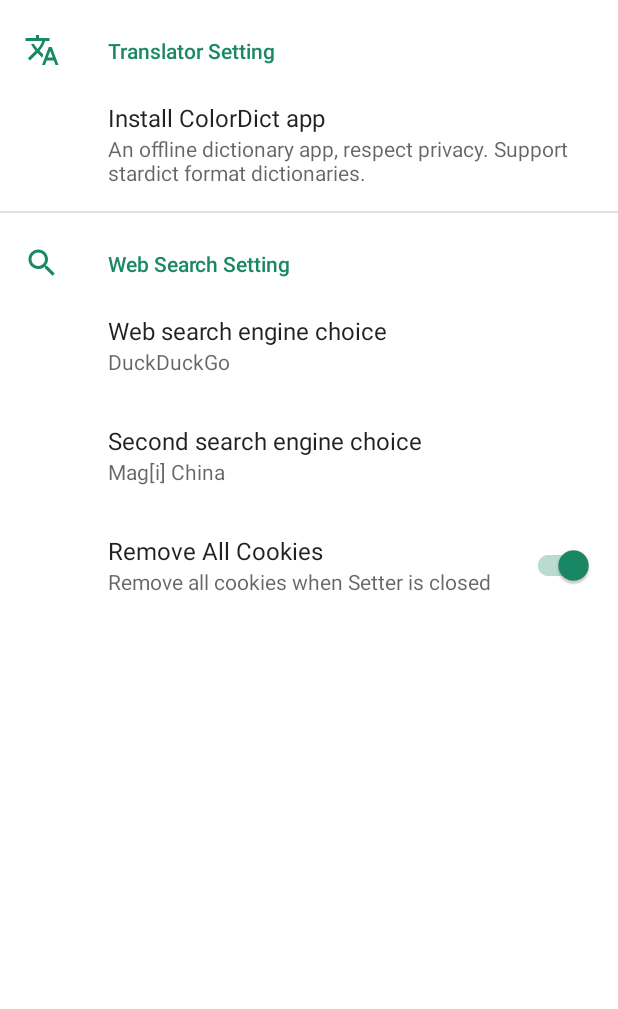
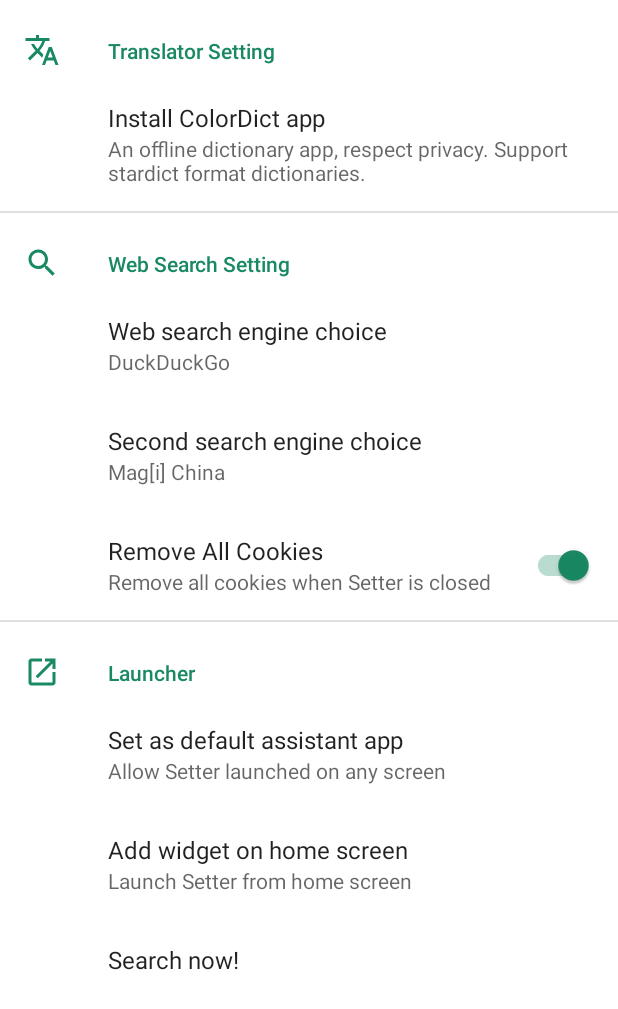
Before and after one commit to scubajeff/Setter, an Android app: the screen it shows after launch (SettingsActivity), on a phone screen of 412 x 824 dp. Shown: the top 1009 px of the screen. Run offline under Robolectric (Android 15) with nearby library versions, the phone set to English and light mode, and no system bars; our stand-ins replace androidx.preference.

Commit message:
add launch guide in setting

```diff
--- a/app/build.gradle
+++ b/app/build.gradle
@@ -12,8 +12,8 @@ android {
         applicationId 'site.leos.setter'
         minSdkVersion 26
         targetSdkVersion 30
-        versionCode 9
-        versionName '0.1.8'
+        versionCode 10
+        versionName '0.1.9'
         testInstrumentationRunner 'androidx.test.runner.AndroidJUnitRunner'
         archivesBaseName = 'Setter-v$versionName'
     }
--- a/app/src/main/java/site/leos/setter/SettingsActivity.kt
+++ b/app/src/main/java/site/leos/setter/SettingsActivity.kt
@@ -1,5 +1,7 @@
 package site.leos.setter
 
+import android.appwidget.AppWidgetManager
+import android.content.ComponentName
 import android.content.Intent
 import android.content.pm.PackageManager
 import android.os.Bundle
@@ -32,6 +34,13 @@ class SettingsActivity : AppCompatActivity() {
             findPreference<Preference>(getString(R.string.install_colordict_key))?.isVisible = !colorDictAvailable
         }
 
+        override fun onPreferenceTreeClick(preference: Preference): Boolean =
+            if (preference.key == getString(R.string.add_widget_key)) {
+                requireContext().getSystemService(AppWidgetManager::class.java).requestPinAppWidget(ComponentName(requireContext(), SearchWidget::class.java), null, null)
+                true
+            }
+            else super.onPreferenceTreeClick(preference)
+
         private fun isColorDictAvailable(): Boolean {
             return requireContext().packageManager.resolveActivity(Intent("colordict.intent.action.SEARCH"), PackageManager.MATCH_DEFAULT_ONLY) != null
         }
--- /dev/null
+++ b/app/src/main/res/drawable/ic_baseline_launch_24.xml
@@ -0,0 +1,9 @@
+<vector xmlns:android="http://schemas.android.com/apk/res/android"
+    android:width="24dp"
+    android:height="24dp"
+    android:viewportWidth="24"
+    android:viewportHeight="24">
+  <path
+      android:fillColor="@color/color_primary"
+      android:pathData="M19,19H5V5h7V3H5c-1.11,0 -2,0.9 -2,2v14c0,1.1 0.89,2 2,2h14c1.1,0 2,-0.9 2,-2v-7h-2v7zM14,3v2h3.59l-9.83,9.83 1.41,1.41L19,6.41V10h2V3h-7z"/>
+</vector>
--- a/app/src/main/res/values/strings.xml
+++ b/app/src/main/res/values/strings.xml
@@ -48,4 +48,10 @@
     <string name="remove_cookie_key" translatable="false">REMOVE_COOKIES</string>
     <string name="remove_cookie_title">Remove All Cookies</string>
     <string name="remove_cookie_summary">Remove all cookies when Setter is closed</string>
+    <string name="set_as_assistant_title">Set as default assistant app</string>
+    <string name="set_as_assistant_summary">Allow Setter launched on any screen</string>
+    <string name="add_widget_key" translatable="false">ADD_WIDGET</string>
+    <string name="add_widget_title">Add widget on home screen</string>
+    <string name="add_widget_summary">Launch Setter from home screen</string>
+    <string name="search_now_title">Search now!</string>
 </resources>
--- a/app/src/main/res/xml/root_preferences.xml
+++ b/app/src/main/res/xml/root_preferences.xml
@@ -72,4 +72,26 @@
 
     </PreferenceCategory>
 
+    <PreferenceCategory
+        app:title="Launcher"
+        android:icon="@drawable/ic_baseline_launch_24">
+
+        <Preference
+            app:title="@string/set_as_assistant_title"
+            app:summary="@string/set_as_assistant_summary">
+            <intent android:action="android.settings.MANAGE_DEFAULT_APPS_SETTINGS"/>
+        </Preference>
+
+        <Preference
+            android:key="@string/add_widget_key"
+            app:title="@string/add_widget_title"
+            app:summary="@string/add_widget_summary" />
+
+        <Preference
+            app:title="@string/search_now_title">
+            <intent android:targetPackage="site.leos.setter" android:targetClass="site.leos.setter.DirectSearchActivity" />
+        </Preference>
+    </PreferenceCategory>
+
+
 </PreferenceScreen>
```
Also changed, not shown: 1 other file.
